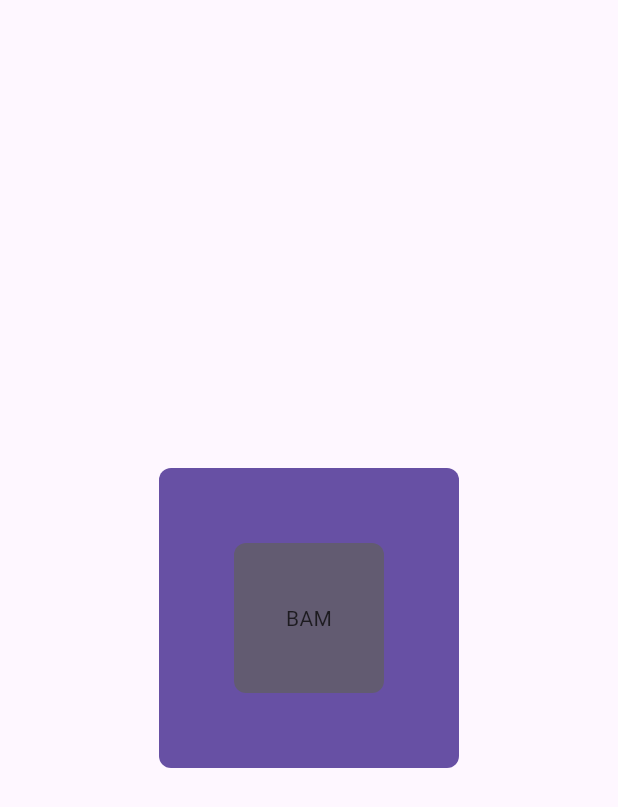
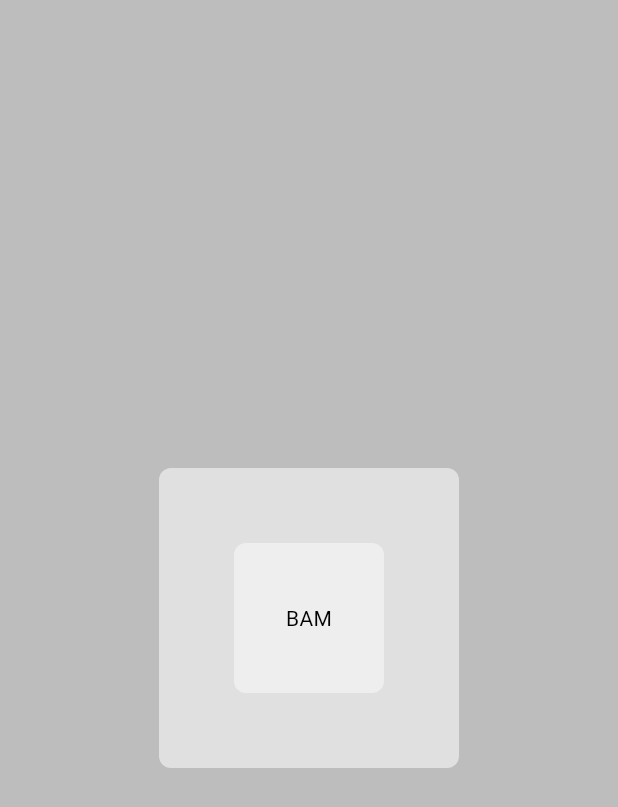
Before and after one commit to timkari/moonshine_v1, a Flutter app: the screen it shows after launch, on a phone screen of 412 x 824 dp. Shown: the top 807 px of the screen. Run offline on Flutter 3.47's test engine with Material 3 defaults, Android fonts, the phone set to English and light mode, and no system bars.

Commit message:
themes color sets

```diff
--- a/lib/theme/theme.dart
+++ b/lib/theme/theme.dart
@@ -1,4 +1,18 @@
 import 'package:flutter/material.dart';
 
-ThemeData lightMode = ThemeData();
-ThemeData darkMode = ThemeData();
+ThemeData lightMode = ThemeData(
+  brightness: Brightness.light,
+  colorScheme: ColorScheme.light(
+    background: Colors.grey.shade400,
+    primary: Colors.grey.shade300,
+    secondary: Colors.grey.shade200,
+  ),
+);
+ThemeData darkMode = ThemeData(
+  brightness: Brightness.dark,
+  colorScheme: ColorScheme.light(
+    background: Colors.grey.shade900,
+     primary: Colors.grey.shade800,
+     secondary: Colors.grey.shade700,
+  ),
+);
```
